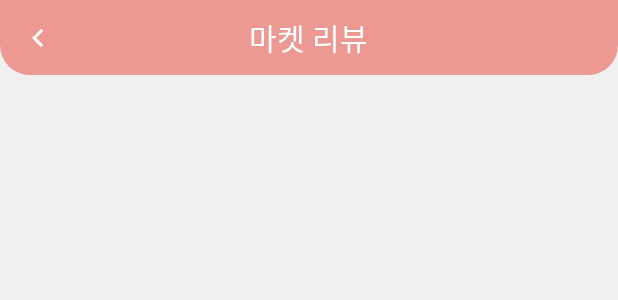
After one commit to JISOO0817/ClothingStore, an Android app: the layout activity_market_reviews.xml on its own in the app's theme, with its tools: preview values and no code run, on a phone screen of 412 x 824 dp. The commit adds this screen. Shown: the top 300 px of the screen. Run offline under Robolectric (Android 15) with nearby library versions, the phone set to English and light mode, and no system bars.

Commit message:
review activity 추가

```diff
--- a/app/src/main/AndroidManifest.xml
+++ b/app/src/main/AndroidManifest.xml
@@ -17,7 +17,9 @@
         android:supportsRtl="true"
         android:theme="@style/AppTheme.NoActionBar"
         android:usesCleartextTraffic="true">
-        <activity android:name=".activities.OrderDetailsUserActivity"></activity>
+        <activity android:name=".activities.MarketReviewsActivity"></activity>
+        <activity android:name=".activities.WriteReviewActivity" />
+        <activity android:name=".activities.OrderDetailsUserActivity" />
         <activity
             android:name=".activities.MarketDetailActivity"
             android:windowSoftInputMode="stateHidden" />
--- a/app/src/main/java/com/example/clothingstore/adapters/AdapterOrderedItem.java
+++ b/app/src/main/java/com/example/clothingstore/adapters/AdapterOrderedItem.java
@@ -12,8 +12,11 @@ import androidx.recyclerview.widget.RecyclerView;
 
 import com.example.clothingstore.R;
 import com.example.clothingstore.models.ModelOrderedItem;
+import com.google.firebase.database.DataSnapshot;
+import com.google.firebase.database.DatabaseError;
 import com.google.firebase.database.DatabaseReference;
 import com.google.firebase.database.FirebaseDatabase;
+import com.google.firebase.database.ValueEventListener;
 import com.squareup.picasso.Picasso;
 
 import java.util.ArrayList;
@@ -49,6 +52,7 @@ public class AdapterOrderedItem  extends RecyclerView.Adapter<AdapterOrderedItem
         String quantity = modelOrderedItem.getQuantity();
         String image = modelOrderedItem.getImage();
 
+
         holder.itemTitleTv.setText("상품명: " +name);
         holder.itemPriceEachTv.setText("개당 가격 : " + price_each+"원");
         holder.itemQuantityTv.setText("수량 : [" +quantity+"]");
@@ -59,6 +63,8 @@ public class AdapterOrderedItem  extends RecyclerView.Adapter<AdapterOrderedItem
 
         }
     }
+
+
 
     @Override
     public int getItemCount() {
--- /dev/null
+++ b/app/src/main/res/drawable/ic_review.xml
@@ -0,0 +1,5 @@
+<vector android:height="24dp" android:tint="#FFFFFF"
+    android:viewportHeight="24" android:viewportWidth="24"
+    android:width="24dp" xmlns:android="http://schemas.android.com/apk/res/android">
+    <path android:fillColor="@android:color/white" android:pathData="M21,6h-2v9L6,15v2c0,0.55 0.45,1 1,1h11l4,4L22,7c0,-0.55 -0.45,-1 -1,-1zM17,12L17,3c0,-0.55 -0.45,-1 -1,-1L3,2c-0.55,0 -1,0.45 -1,1v14l4,-4h10c0.55,0 1,-0.45 1,-1z"/>
+</vector>
--- /dev/null
+++ b/app/src/main/res/drawable/ic_star.xml
@@ -0,0 +1,5 @@
+<vector android:height="24dp" android:tint="#FFFFFF"
+    android:viewportHeight="24" android:viewportWidth="24"
+    android:width="24dp" xmlns:android="http://schemas.android.com/apk/res/android">
+    <path android:fillColor="@android:color/white" android:pathData="M12,17.27L18.18,21l-1.64,-7.03L22,9.24l-7.19,-0.61L12,2 9.19,8.63 2,9.24l5.46,4.73L5.82,21z"/>
+</vector>
--- /dev/null
+++ b/app/src/main/res/layout/activity_market_reviews.xml
@@ -0,0 +1,53 @@
+<?xml version="1.0" encoding="utf-8"?>
+<LinearLayout xmlns:android="http://schemas.android.com/apk/res/android"
+    xmlns:app="http://schemas.android.com/apk/res-auto"
+    xmlns:tools="http://schemas.android.com/tools"
+    android:layout_width="match_parent"
+    android:layout_height="match_parent"
+    android:orientation="vertical"
+    android:background="@color/colorGary03"
+    tools:context=".activities.MarketReviewsActivity">
+
+    <RelativeLayout
+        android:id="@+id/toolbarRl"
+        android:layout_width="match_parent"
+        android:layout_height="wrap_content"
+        android:background="@drawable/shape_rect01"
+        android:padding="10dp">
+
+
+        <ImageButton
+            android:id="@+id/backBtn"
+            android:layout_width="30dp"
+            android:layout_height="30dp"
+            android:background="@null"
+            android:src="@drawable/ic_back_white"/>
+
+        <TextView
+            android:layout_width="wrap_content"
+            android:layout_height="wrap_content"
+            android:layout_centerHorizontal="true"
+            android:layout_centerVertical="true"
+            android:text="마켓 리뷰"
+            android:textColor="@color/colorWhite"
+            android:textSize="20sp"/>
+
+    </RelativeLayout>
+
+    <LinearLayout
+        android:layout_width="match_parent"
+        android:layout_height="wrap_content"
+        android:orientation="vertical"
+        android:layout_gravity="center_horizontal"
+        android:padding="10dp">
+
+        <com.google.android.material.circularreveal.CircularRevealLinearLayout
+            android:layout_width="80dp"
+            android:layout_height="80dp"/>
+
+    </LinearLayout>
+
+
+
+
+</LinearLayout>
--- a/app/src/main/res/values/colors.xml
+++ b/app/src/main/res/values/colors.xml
@@ -10,4 +10,5 @@
     <color name="colorGreen">#6CE800</color>
     <color name="colorGary03">#F1F0F0</color>
     <color name="colorRed">#FF0000</color>
+    <color name="colorYellow">#FFEB3B</color>
 </resources>
```
Also changed, not shown: app/src/main/java/com/example/clothingstore/activities/MarketDetailActivity.java (+10 -1 lines), app/src/main/java/com/example/clothingstore/activities/MarketReviewsActivity.java (added, +20 -0 lines), app/src/main/java/com/example/clothingstore/activities/OrderDetailsUserActivity.java (+11 -1 lines), app/src/main/java/com/example/clothingstore/activities/WriteReviewActivity.java (added, +162 -0 lines), app/src/main/res/layout/activity_market_detail.xml (+13 -0 lines), app/src/main/res/layout/activity_order_details_user.xml (+10 -0 lines), app/src/main/res/layout/activity_write_review.xml (added, +119 -0 lines).
